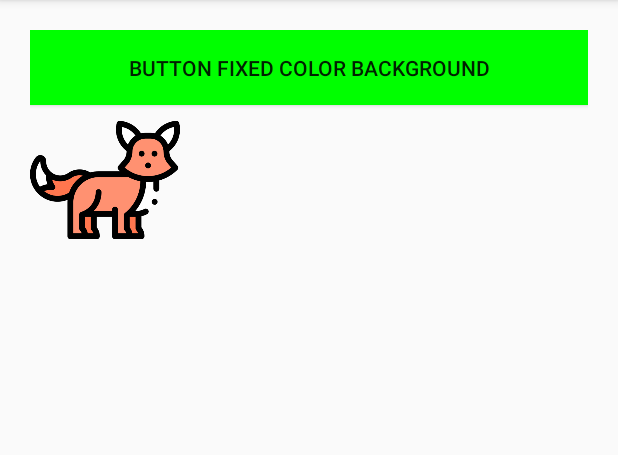
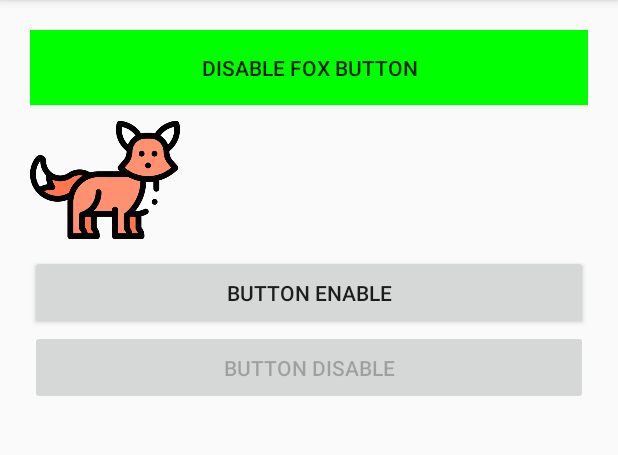
Before and after one commit to ragar90/background-example, an Android app: the screen it shows after launch (MainActivity), on a phone screen of 412 x 824 dp, the part 84-539 px from its top. Run offline under Robolectric (Android 15) with nearby library versions, the phone set to English and light mode, and no system bars.

Commit message:
Adding state drawable for fox btn

```diff
--- a/app/src/main/java/com/example/backgroundsexample/MainActivity.kt
+++ b/app/src/main/java/com/example/backgroundsexample/MainActivity.kt
@@ -2,10 +2,19 @@
 
 import androidx.appcompat.app.AppCompatActivity
 import android.os.Bundle
+import android.widget.Button
 
 class MainActivity : AppCompatActivity() {
+  lateinit var disableFox:Button
+  lateinit var foxBtn:Button
   override fun onCreate(savedInstanceState: Bundle?) {
     super.onCreate(savedInstanceState)
     setContentView(R.layout.activity_main)
+    disableFox = findViewById(R.id.disableFox)
+    foxBtn = findViewById(R.id.foxBtn)
+    disableFox.setOnClickListener {
+      val state = foxBtn.isEnabled
+      foxBtn.isEnabled = !state
+    }
   }
 }
--- /dev/null
+++ b/app/src/main/res/drawable/fox.xml
@@ -0,0 +1,6 @@
+<?xml version="1.0" encoding="utf-8"?>
+<selector xmlns:android="http://schemas.android.com/apk/res/android">
+    <item android:drawable="@drawable/fox_enable" android:state_enabled="true" android:state_pressed="false" />
+    <item android:drawable="@drawable/fox_disable" android:state_enabled="false"/>
+    <item android:drawable="@drawable/fox_pressed" android:state_pressed="true"/>
+</selector>
--- a/app/src/main/res/layout/activity_main.xml
+++ b/app/src/main/res/layout/activity_main.xml
@@ -16,16 +16,29 @@
       android:orientation="vertical">
 
       <Button
+        android:id="@+id/disableFox"
         android:layout_width="match_parent"
         android:layout_height="50dp"
         android:background="#00FF00"
-        android:text="Button Fixed color background" />
+        android:text="Disable Fox Button" />
       <Button
+          android:id="@+id/foxBtn"
         android:layout_width="100dp"
         android:layout_height="100dp"
-        android:background="@drawable/animals"
+        android:background="@drawable/fox"
         android:textColor="#4C3B3B"
         android:textStyle="bold" />
+      <Button
+        android:layout_width="match_parent"
+        android:layout_height="50dp"
+        android:text="Button Enable"
+        />
+      <Button
+        android:layout_width="match_parent"
+        android:layout_height="50dp"
+        android:enabled="false"
+        android:text="Button Disable"
+        />
     </LinearLayout>
   </androidx.core.widget.NestedScrollView>
 
```
Also changed, not shown: app/src/main/res/drawable/fox_disable.png (added), app/src/main/res/drawable/fox_enable.png (renamed from app/src/main/res/drawable/animals.png), app/src/main/res/drawable/fox_pressed.png (added).
